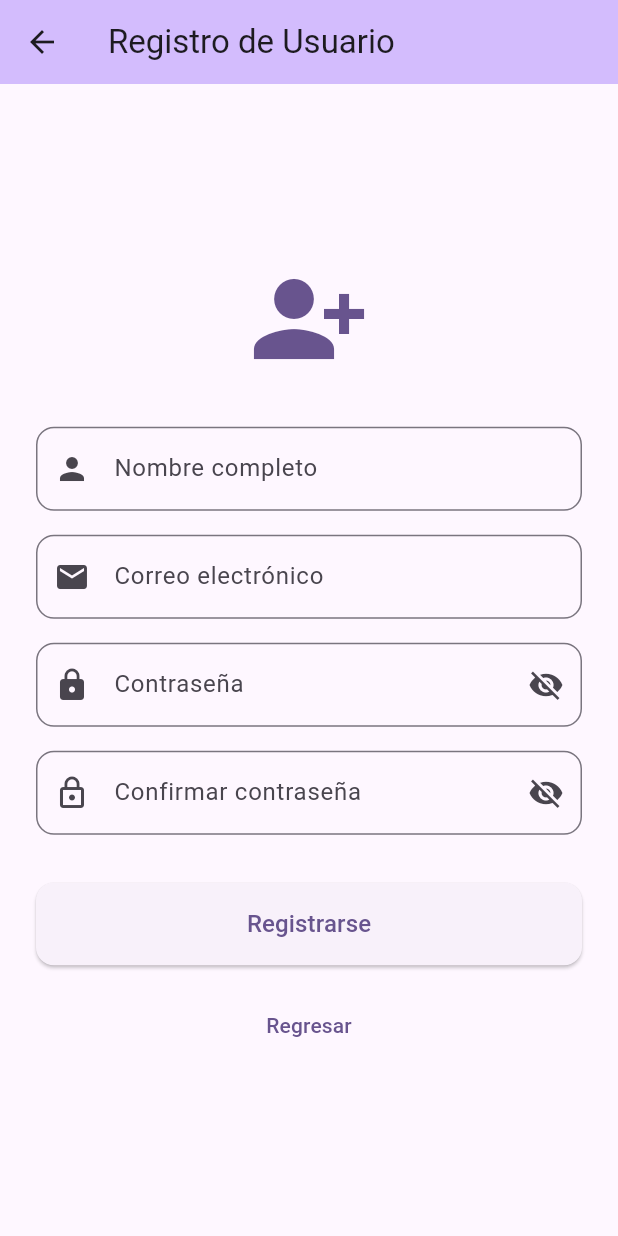
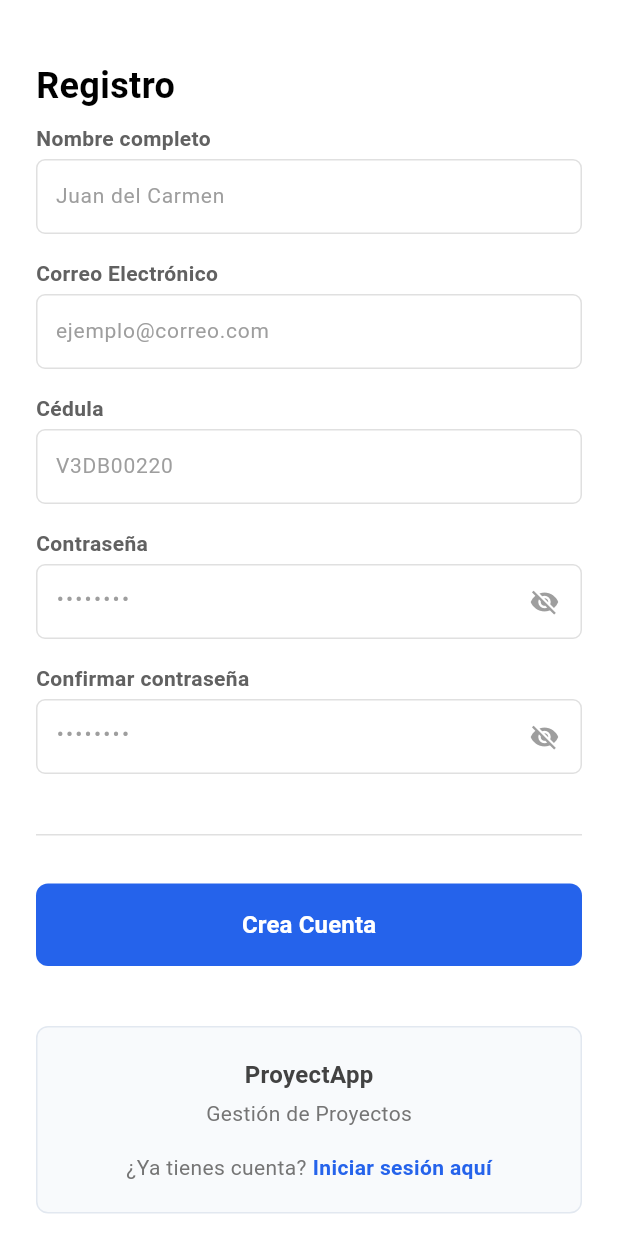
Before and after one commit to Pecathf/Sistema-de-Info, a Flutter app: the PantallaRegistro screen opened directly, on a phone screen of 412 x 824 dp. Run offline on Flutter 3.47's test engine with Material 3 defaults, Android fonts, the phone set to English and light mode, and no system bars; our stand-ins replace cloud_firestore, firebase_auth, firebase_core; accounts and stored records are empty.

Commit message:
haciendo pull

```diff
--- a/lib/funcionalidades/autenticacion/pantalla_registro.dart
+++ b/lib/funcionalidades/autenticacion/pantalla_registro.dart
@@ -1,6 +1,7 @@
 import 'package:flutter/material.dart';
 import 'package:firebase_auth/firebase_auth.dart';
 import 'package:cloud_firestore/cloud_firestore.dart';
+import 'package:sistem_proyect/funcionalidades/autenticacion/pantalla_inicio_sesion.dart';
 
 class PantallaRegistro extends StatefulWidget {
   const PantallaRegistro({super.key});
@@ -15,6 +16,7 @@ class _PantallaRegistroState extends State<PantallaRegistro> {
   final _passwordController = TextEditingController();
   final _confirmPasswordController = TextEditingController();
   final _nombreController = TextEditingController();
+  final _cedulaController = TextEditingController();
 
   bool _obscurePassword = true;
   bool _obscureConfirmPassword = true;
@@ -26,6 +28,7 @@ class _PantallaRegistroState extends State<PantallaRegistro> {
     _passwordController.dispose();
     _confirmPasswordController.dispose();
     _nombreController.dispose();
+    _cedulaController.dispose();
     super.dispose();
   }
 
@@ -39,15 +42,18 @@ class _PantallaRegistroState extends State<PantallaRegistro> {
     });
 
     try {
+      // Crear usuario en Firebase Authentication
       final UserCredential userCredential =
           await FirebaseAuth.instance.createUserWithEmailAndPassword(
         email: _emailController.text.trim(),
         password: _passwordController.text,
       );
 
+      // Actualizar el nombre del usuario
       await userCredential.user
           ?.updateDisplayName(_nombreController.text.trim());
 
+      // Guardar información adicional en Firestore
       try {
         await FirebaseFirestore.instance
             .collection('usuarios')
@@ -55,16 +61,17 @@ class _PantallaRegistroState extends State<PantallaRegistro> {
             .set({
           'nombre': _nombreController.text.trim(),
           'email': _emailController.text.trim(),
+          'cedula': _cedulaController.text.trim(),
           'fechaCreacion': FieldValue.serverTimestamp(),
         });
       } catch (firestoreError) {
-        // Si Firestore falla, continuar de todos modos
         debugPrint(
             'Advertencia: No se pudo guardar en Firestore: $firestoreError');
       }
 
       if (!mounted) return;
-     //aqui mostrams mensaje de exito muchachos
+
+      // Mostrar mensaje de éxito
       ScaffoldMessenger.of(context).showSnackBar(
         const SnackBar(
           content: Text('¡Registro exitoso!'),
@@ -73,6 +80,7 @@ class _PantallaRegistroState extends State<PantallaRegistro> {
         ),
       );
 
+      // Esperar y regresar a la pantalla anterior
       await Future.delayed(const Duration(milliseconds: 500));
       if (!mounted) return;
       Navigator.pop(context);
@@ -126,37 +134,25 @@ class _PantallaRegistroState extends State<PantallaRegistro> {
   @override
   Widget build(BuildContext context) {
     return Scaffold(
-      appBar: AppBar(
-        title: const Text('Registro de Usuario'),
-        backgroundColor: Theme.of(context).colorScheme.inversePrimary,
-      ),
+      backgroundColor: Colors.white,
       body: SafeArea(
-        child: Center(
         child: SingleChildScrollView(
-            padding: const EdgeInsets.all(24.0),
+          padding: const EdgeInsets.symmetric(horizontal: 24.0, vertical: 40.0),
           child: Form(
             key: _formKey,
             child: Column(
-                mainAxisAlignment: MainAxisAlignment.center,
-                crossAxisAlignment: CrossAxisAlignment.stretch,
+              crossAxisAlignment: CrossAxisAlignment.start,
               children: [
-                  Icon(
-                    Icons.person_add_alt_1,
-                    size: 80,
-                    color: Theme.of(context).colorScheme.primary,
-                  ),
-                  const SizedBox(height: 32),
+                // Título Registro
+                _buildSectionTitle('Registro'),
+                const SizedBox(height: 8),
 
-                  // Campo de Nombre
-                  TextFormField(
+                // Nombre completo
+                _buildLabel('Nombre completo'),
+                const SizedBox(height: 4),
+                _buildCustomTextField(
                   controller: _nombreController,
-                    decoration: InputDecoration(
-                      labelText: 'Nombre completo',
-                      prefixIcon: const Icon(Icons.person),
-                      border: OutlineInputBorder(
-                        borderRadius: BorderRadius.circular(12),
-                      ),
-                    ),
+                  hintText: 'Juan del Carmen',
                   validator: (value) {
                     if (value == null || value.isEmpty) {
                       return 'Por favor ingrese su nombre';
@@ -169,17 +165,13 @@ class _PantallaRegistroState extends State<PantallaRegistro> {
                 ),
                 const SizedBox(height: 16),
 
-                  // Campo de Email
-                  TextFormField(
+                // Correo Electrónico
+                _buildLabel('Correo Electrónico'),
+                const SizedBox(height: 4),
+                _buildCustomTextField(
                   controller: _emailController,
+                  hintText: 'ejemplo@correo.com',
                   keyboardType: TextInputType.emailAddress,
-                    decoration: InputDecoration(
-                      labelText: 'Correo electrónico',
-                      prefixIcon: const Icon(Icons.email),
-                      border: OutlineInputBorder(
-                        borderRadius: BorderRadius.circular(12),
-                      ),
-                    ),
                   validator: (value) {
                     if (value == null || value.isEmpty) {
                       return 'Por favor ingrese su correo';
@@ -193,29 +185,32 @@ class _PantallaRegistroState extends State<PantallaRegistro> {
                 ),
                 const SizedBox(height: 16),
 
-                  // Campo de Contraseña
-                  TextFormField(
+                // Cédula
+                _buildLabel('Cédula'),
+                const SizedBox(height: 4),
+                _buildCustomTextField(
+                  controller: _cedulaController,
+                  hintText: 'V3DB00220',
+                  validator: (value) {
+                    if (value == null || value.isEmpty) {
+                      return 'Por favor ingrese su cédula';
+                    }
+                    return null;
+                  },
+                ),
+                const SizedBox(height: 16),
+
+                // Contraseña
+                _buildLabel('Contraseña'),
+                const SizedBox(height: 4),
+                _buildPasswordField(
                   controller: _passwordController,
                   obscureText: _obscurePassword,
-                    decoration: InputDecoration(
-                      labelText: 'Contraseña',
-                      prefixIcon: const Icon(Icons.lock),
-                      suffixIcon: IconButton(
-                        icon: Icon(
-                          _obscurePassword
-                              ? Icons.visibility_off
-                              : Icons.visibility,
-                        ),
-                        onPressed: () {
+                  onToggle: () {
                     setState(() {
                       _obscurePassword = !_obscurePassword;
                     });
                   },
-                      ),
-                      border: OutlineInputBorder(
-                        borderRadius: BorderRadius.circular(12),
-                      ),
-                    ),
                   validator: (value) {
                     if (value == null || value.isEmpty) {
                       return 'Por favor ingrese una contraseña';
@@ -228,29 +223,17 @@ class _PantallaRegistroState extends State<PantallaRegistro> {
                 ),
                 const SizedBox(height: 16),
 
-                  // Campo de Confirmar Contraseña
-                  TextFormField(
+                // Confirmar Contraseña
+                _buildLabel('Confirmar contraseña'),
+                const SizedBox(height: 4),
+                _buildPasswordField(
                   controller: _confirmPasswordController,
                   obscureText: _obscureConfirmPassword,
-                    decoration: InputDecoration(
-                      labelText: 'Confirmar contraseña',
-                      prefixIcon: const Icon(Icons.lock_outline),
-                      suffixIcon: IconButton(
-                        icon: Icon(
-                          _obscureConfirmPassword
-                              ? Icons.visibility_off
-                              : Icons.visibility,
-                        ),
-                        onPressed: () {
+                  onToggle: () {
                     setState(() {
                       _obscureConfirmPassword = !_obscureConfirmPassword;
                     });
                   },
-                      ),
-                      border: OutlineInputBorder(
-                        borderRadius: BorderRadius.circular(12),
-                      ),
-                    ),
                   validator: (value) {
                     if (value == null || value.isEmpty) {
                       return 'Por favor confirme su contraseña';
@@ -263,14 +246,27 @@ class _PantallaRegistroState extends State<PantallaRegistro> {
                 ),
                 const SizedBox(height: 32),
 
-                  // Botón de Registro
-                  ElevatedButton(
+                // Línea divisoria
+                Container(
+                  height: 1,
+                  color: Colors.grey[300],
+                  margin: const EdgeInsets.symmetric(vertical: 8),
+                ),
+                const SizedBox(height: 24),
+
+                // Botón Crea Cuenta
+                SizedBox(
+                  width: double.infinity,
+                  child: ElevatedButton(
                     onPressed: _isLoading ? null : _registrarUsuario,
                     style: ElevatedButton.styleFrom(
+                      backgroundColor: const Color(0xFF2563EB),
+                      foregroundColor: Colors.white,
                       padding: const EdgeInsets.symmetric(vertical: 16),
                       shape: RoundedRectangleBorder(
-                        borderRadius: BorderRadius.circular(12),
+                        borderRadius: BorderRadius.circular(8),
                       ),
+                      elevation: 0,
                     ),
                     child: _isLoading
                         ? const SizedBox(
@@ -278,29 +274,190 @@ class _PantallaRegistroState extends State<PantallaRegistro> {
                             width: 20,
                             child: CircularProgressIndicator(
                               strokeWidth: 2,
+                              color: Colors.white,
                             ),
                           )
                         : const Text(
-                            'Registrarse',
-                            style: TextStyle(fontSize: 16),
+                            'Crea Cuenta',
+                            style: TextStyle(
+                              fontSize: 16,
+                              fontWeight: FontWeight.w600,
+                            ),
+                          ),
+                  ),
+                ),
+                const SizedBox(height: 40),
+
+                // Footer informativo
+                Container(
+                  width: double.infinity,
+                  padding: const EdgeInsets.all(20),
+                  decoration: BoxDecoration(
+                    color: const Color(0xFFF8FAFC),
+                    borderRadius: BorderRadius.circular(8),
+                    border: Border.all(
+                      color: const Color(0xFFE2E8F0),
+                      width: 1,
+                    ),
+                  ),
+                  child: Column(
+                    children: [
+                      Text(
+                        'ProyectApp',
+                        style: TextStyle(
+                          fontSize: 16,
+                          fontWeight: FontWeight.bold,
+                          color: Colors.grey[800],
+                        ),
+                      ),
+                      const SizedBox(height: 4),
+                      Text(
+                        'Gestión de Proyectos',
+                        style: TextStyle(
+                          fontSize: 14,
+                          color: Colors.grey[600],
                         ),
                       ),
                       const SizedBox(height: 16),
-
-                  // Botón de Cancelar
-                  TextButton(
-                    onPressed: _isLoading
+                      Row(
+                        mainAxisAlignment: MainAxisAlignment.center,
+                        children: [
+                          Text(
+                            '¿Ya tienes cuenta?',
+                            style: TextStyle(
+                              fontSize: 14,
+                              color: Colors.grey[600],
+                            ),
+                          ),
+                          const SizedBox(width: 4),
+                          GestureDetector(
+                            onTap: _isLoading
                                 ? null
                                 : () {
-                            Navigator.pop(context);
+                                    Navigator.pushReplacement(
+                                      context,
+                                      MaterialPageRoute(
+                                        builder: (context) =>
+                                            const PantallaInicioSesion(),
+                                      ),
+                                    );
                                   },
-                    child: const Text('Regresar'),
+                            child: Text(
+                              'Iniciar sesión aquí',
+                              style: TextStyle(
+                                fontSize: 14,
+                                fontWeight: FontWeight.w600,
+                                color: const Color(0xFF2563EB),
+                              ),
+                            ),
+                          ),
+                        ],
+                      ),
+                    ],
+                  ),
                 ),
               ],
             ),
           ),
         ),
       ),
+    );
+  }
+
+  Widget _buildSectionTitle(String text) {
+    return Text(
+      text,
+      style: const TextStyle(
+        fontSize: 24,
+        fontWeight: FontWeight.bold,
+        color: Colors.black,
+      ),
+    );
+  }
+
+  Widget _buildLabel(String text) {
+    return Text(
+      text,
+      style: TextStyle(
+        fontSize: 14,
+        fontWeight: FontWeight.w600,
+        color: Colors.grey[700],
+      ),
+    );
+  }
+
+  Widget _buildCustomTextField({
+    required TextEditingController controller,
+    required String hintText,
+    TextInputType? keyboardType,
+    required String? Function(String?) validator,
+  }) {
+    return Container(
+      decoration: BoxDecoration(
+        color: Colors.white,
+        borderRadius: BorderRadius.circular(6),
+        border: Border.all(
+          color: Colors.grey[300]!,
+          width: 1,
+        ),
+      ),
+      child: TextFormField(
+        controller: controller,
+        keyboardType: keyboardType,
+        decoration: InputDecoration(
+          hintText: hintText,
+          hintStyle: TextStyle(color: Colors.grey[500], fontSize: 14),
+          border: InputBorder.none,
+          contentPadding:
+              const EdgeInsets.symmetric(horizontal: 12, vertical: 12),
+          errorStyle: const TextStyle(
+            fontSize: 12,
+          ),
+        ),
+        style: const TextStyle(fontSize: 14),
+        validator: validator,
+      ),
+    );
+  }
+
+  Widget _buildPasswordField({
+    required TextEditingController controller,
+    required bool obscureText,
+    required VoidCallback onToggle,
+    required String? Function(String?) validator,
+  }) {
+    return Container(
+      decoration: BoxDecoration(
+        color: Colors.white,
+        borderRadius: BorderRadius.circular(6),
+        border: Border.all(
+          color: Colors.grey[300]!,
+          width: 1,
+        ),
+      ),
+      child: TextFormField(
+        controller: controller,
+        obscureText: obscureText,
+        decoration: InputDecoration(
+          hintText: '••••••••',
+          hintStyle: TextStyle(color: Colors.grey[500], fontSize: 14),
+          border: InputBorder.none,
+          contentPadding:
+              const EdgeInsets.symmetric(horizontal: 12, vertical: 12),
+          suffixIcon: IconButton(
+            icon: Icon(
+              obscureText ? Icons.visibility_off : Icons.visibility,
+              color: Colors.grey[500],
+              size: 20,
+            ),
+            onPressed: onToggle,
+          ),
+          errorStyle: const TextStyle(
+            fontSize: 12,
+          ),
+        ),
+        style: const TextStyle(fontSize: 14, letterSpacing: 1.5),
+        validator: validator,
       ),
     );
   }
```
Lines whose indentation alone changed are shown as unchanged.
